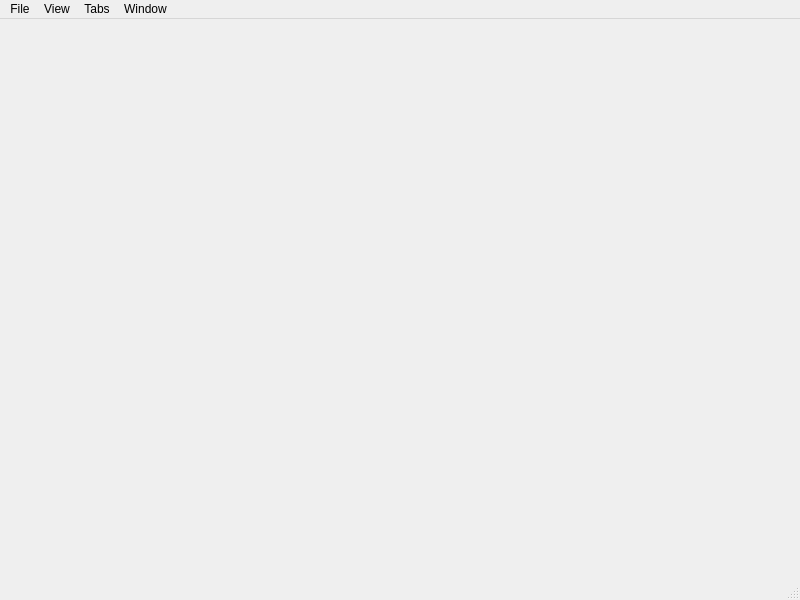
Before: the Qt Designer form src/mainwindow.ui in Wazecode/gide, drawn with Qt 5.
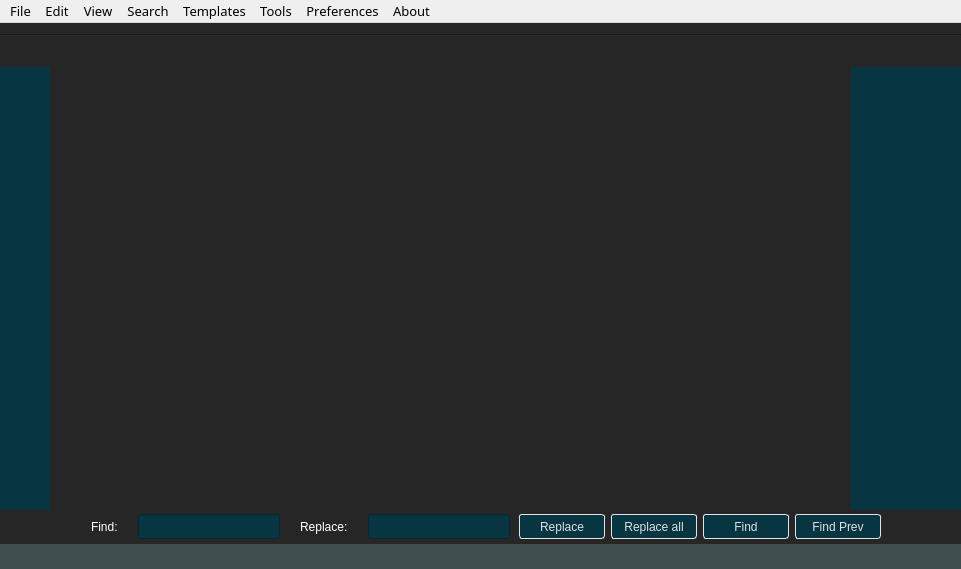
After: the same form once the commit is applied.

```diff
--- a/src/mainwindow.ui
+++ b/src/mainwindow.ui
@@ -6,23 +6,634 @@
    <rect>
     <x>0</x>
     <y>0</y>
-    <width>800</width>
-    <height>600</height>
+    <width>961</width>
+    <height>569</height>
    </rect>
   </property>
+  <property name="minimumSize">
+   <size>
+    <width>450</width>
+    <height>300</height>
+   </size>
+  </property>
   <property name="windowTitle">
    <string>MainWindow</string>
   </property>
-  <widget class="QWidget" name="centralwidget"/>
-  <widget class="QMenuBar" name="menubar">
+  <property name="styleSheet">
+   <string notr="true">font: 10pt &quot;Noto Sans&quot;;</string>
+  </property>
+  <widget class="QWidget" name="centralWidget">
+   <property name="styleSheet">
+    <string notr="true">background-color: #262626;
+</string>
+   </property>
+   <layout class="QVBoxLayout" name="verticalLayout_2">
+    <property name="spacing">
+     <number>0</number>
+    </property>
+    <property name="leftMargin">
+     <number>0</number>
+    </property>
+    <property name="rightMargin">
+     <number>0</number>
+    </property>
+    <property name="bottomMargin">
+     <number>0</number>
+    </property>
+    <item>
+     <widget class="Line" name="line">
+      <property name="styleSheet">
+       <string notr="true"/>
+      </property>
+      <property name="orientation">
+       <enum>Qt::Horizontal</enum>
+      </property>
+     </widget>
+    </item>
+    <item>
+     <layout class="QHBoxLayout" name="horizontalLayout_3">
+      <property name="spacing">
+       <number>0</number>
+      </property>
+      <property name="sizeConstraint">
+       <enum>QLayout::SetDefaultConstraint</enum>
+      </property>
+      <property name="topMargin">
+       <number>2</number>
+      </property>
+      <item>
+       <widget class="QListWidget" name="listWidget">
+        <property name="maximumSize">
+         <size>
+          <width>50</width>
+          <height>16777215</height>
+         </size>
+        </property>
+        <property name="font">
+         <font>
+          <family>Anonymous Pro</family>
+          <pointsize>11</pointsize>
+          <italic>false</italic>
+          <bold>false</bold>
+         </font>
+        </property>
+        <property name="layoutDirection">
+         <enum>Qt::RightToLeft</enum>
+        </property>
+        <property name="styleSheet">
+         <string notr="true">background-color: #073642;
+margin-top: 28px;
+padding-left: 5px;
+color: #839496;
+border: none;
+font: 11pt &quot;Anonymous Pro&quot;;</string>
+        </property>
+        <property name="frameShape">
+         <enum>QFrame::StyledPanel</enum>
+        </property>
+        <property name="layoutMode">
+         <enum>QListView::SinglePass</enum>
+        </property>
+        <property name="spacing">
+         <number>0</number>
+        </property>
+        <property name="gridSize">
+         <size>
+          <width>0</width>
+          <height>15</height>
+         </size>
+        </property>
+        <property name="uniformItemSizes">
+         <bool>false</bool>
+        </property>
+        <property name="selectionRectVisible">
+         <bool>true</bool>
+        </property>
+       </widget>
+      </item>
+      <item>
+       <widget class="QTabWidget" name="tabWidget">
+        <property name="enabled">
+         <bool>true</bool>
+        </property>
+        <property name="styleSheet">
+         <string notr="true"/>
+        </property>
+        <property name="tabShape">
+         <enum>QTabWidget::Rounded</enum>
+        </property>
+        <property name="currentIndex">
+         <number>-1</number>
+        </property>
+        <property name="documentMode">
+         <bool>true</bool>
+        </property>
+        <property name="tabsClosable">
+         <bool>true</bool>
+        </property>
+        <property name="movable">
+         <bool>true</bool>
+        </property>
+       </widget>
+      </item>
+      <item>
+       <widget class="QPlainTextEdit" name="fileOverview">
+        <property name="enabled">
+         <bool>true</bool>
+        </property>
+        <property name="maximumSize">
+         <size>
+          <width>110</width>
+          <height>16777215</height>
+         </size>
+        </property>
+        <property name="font">
+         <font>
+          <family>Anonymous Pro</family>
+          <pointsize>1</pointsize>
+          <italic>false</italic>
+          <bold>false</bold>
+         </font>
+        </property>
+        <property name="styleSheet">
+         <string notr="true">font-family: &quot;Anonymous Pro&quot;;
+font-size: 1pt;
+color: rgb(255, 255, 255);
+margin-top: 28px;
+background-color: #073642;
+border: 0px;</string>
+        </property>
+        <property name="verticalScrollBarPolicy">
+         <enum>Qt::ScrollBarAlwaysOff</enum>
+        </property>
+        <property name="horizontalScrollBarPolicy">
+         <enum>Qt::ScrollBarAlwaysOff</enum>
+        </property>
+        <property name="undoRedoEnabled">
+         <bool>false</bool>
+        </property>
+        <property name="lineWrapMode">
+         <enum>QPlainTextEdit::NoWrap</enum>
+        </property>
+        <property name="readOnly">
+         <bool>true</bool>
+        </property>
+        <property name="tabStopWidth" stdset="0">
+         <number>4</number>
+        </property>
+       </widget>
+      </item>
+      <item>
+       <layout class="QVBoxLayout" name="verticalLayout_3">
+        <property name="spacing">
+         <number>2</number>
+        </property>
+       </layout>
+      </item>
+     </layout>
+    </item>
+    <item>
+     <widget class="QWidget" name="findReplaceBar" native="true">
+      <property name="maximumSize">
+       <size>
+        <width>16777215</width>
+        <height>60</height>
+       </size>
+      </property>
+      <property name="styleSheet">
+       <string notr="true">color: rgb(255, 255, 255);
+padding:10px;</string>
+      </property>
+      <layout class="QHBoxLayout" name="horizontalLayout_2">
+       <property name="spacing">
+        <number>2</number>
+       </property>
+       <property name="topMargin">
+        <number>0</number>
+       </property>
+       <property name="bottomMargin">
+        <number>0</number>
+       </property>
+       <item>
+        <spacer name="horizontalSpacer">
+         <property name="orientation">
+          <enum>Qt::Horizontal</enum>
+         </property>
+         <property name="sizeHint" stdset="0">
+          <size>
+           <width>40</width>
+           <height>20</height>
+          </size>
+         </property>
+        </spacer>
+       </item>
+       <item>
+        <widget class="QLabel" name="findLabel">
+         <property name="maximumSize">
+          <size>
+           <width>100</width>
+           <height>16777215</height>
+          </size>
+         </property>
+         <property name="text">
+          <string>Find:</string>
+         </property>
+        </widget>
+       </item>
+       <item>
+        <widget class="QLineEdit" name="findLineEdit">
+         <property name="minimumSize">
+          <size>
+           <width>0</width>
+           <height>20</height>
+          </size>
+         </property>
+         <property name="maximumSize">
+          <size>
+           <width>250</width>
+           <height>25</height>
+          </size>
+         </property>
+         <property name="toolTip">
+          <string>Search</string>
+         </property>
+         <property name="styleSheet">
+          <string notr="true">background-color: #073642;
+border-color: #e3e3e3;
+font-size: 11pt;
+color:#e0e0e0;
+padding: 0;
+margin: 0 5px;</string>
+         </property>
+         <property name="alignment">
+          <set>Qt::AlignCenter</set>
+         </property>
+        </widget>
+       </item>
+       <item>
+        <widget class="QLabel" name="replaceLabel">
+         <property name="maximumSize">
+          <size>
+           <width>100</width>
+           <height>16777215</height>
+          </size>
+         </property>
+         <property name="styleSheet">
+          <string notr="true"/>
+         </property>
+         <property name="text">
+          <string>Replace:</string>
+         </property>
+        </widget>
+       </item>
+       <item>
+        <widget class="QLineEdit" name="replaceLineEdit">
+         <property name="minimumSize">
+          <size>
+           <width>0</width>
+           <height>20</height>
+          </size>
+         </property>
+         <property name="maximumSize">
+          <size>
+           <width>250</width>
+           <height>25</height>
+          </size>
+         </property>
+         <property name="styleSheet">
+          <string notr="true">background-color: #073642;
+border-color: #e3e3e3;
+color:#e0e0e0;
+font-size: 11pt;
+padding: 0;
+margin: 0 5px;</string>
+         </property>
+         <property name="alignment">
+          <set>Qt::AlignCenter</set>
+         </property>
+        </widget>
+       </item>
+       <item>
+        <widget class="QPushButton" name="replaceButton">
+         <property name="minimumSize">
+          <size>
+           <width>90</width>
+           <height>0</height>
+          </size>
+         </property>
+         <property name="maximumSize">
+          <size>
+           <width>200</width>
+           <height>25</height>
+          </size>
+         </property>
+         <property name="styleSheet">
+          <string notr="true">border: 1px solid #e3e3e3;
+border-radius: 3px 3px 3px 3px;
+padding: 2px 5px;
+background-color: #073642;
+color:#e0e0e0;
+margin: 0 2px;</string>
+         </property>
+         <property name="text">
+          <string>Replace</string>
+         </property>
+        </widget>
+       </item>
+       <item>
+        <widget class="QPushButton" name="replaceAllButton">
+         <property name="minimumSize">
+          <size>
+           <width>90</width>
+           <height>0</height>
+          </size>
+         </property>
+         <property name="maximumSize">
+          <size>
+           <width>200</width>
+           <height>25</height>
+          </size>
+         </property>
+         <property name="styleSheet">
+          <string notr="true">border: 1px solid #e3e3e3;
+border-radius: 3px 3px 3px 3px;
+padding: 2px 5px;
+background-color: #073642;
+color:#e0e0e0;
+margin: 0 2px;</string>
+         </property>
+         <property name="text">
+          <string>Replace all</string>
+         </property>
+        </widget>
+       </item>
+       <item>
+        <widget class="QPushButton" name="findButton">
+         <property name="minimumSize">
+          <size>
+           <width>90</width>
+           <height>0</height>
+          </size>
+         </property>
+         <property name="maximumSize">
+          <size>
+           <width>200</width>
+           <height>25</height>
+          </size>
+         </property>
+         <property name="toolTip">
+          <string>Find next</string>
+         </property>
+         <property name="styleSheet">
+          <string notr="true">border: 1px solid #e3e3e3;
+border-radius: 3px 3px 3px 3px;
+padding: 2px 5px;
+background-color: #073642;
+color:#e0e0e0;
+margin: 0 2px;</string>
+         </property>
+         <property name="text">
+          <string>Find</string>
+         </property>
+        </widget>
+       </item>
+       <item>
+        <widget class="QPushButton" name="findPrevButton">
+         <property name="minimumSize">
+          <size>
+           <width>90</width>
+           <height>0</height>
+          </size>
+         </property>
+         <property name="maximumSize">
+          <size>
+           <width>200</width>
+           <height>25</height>
+          </size>
+         </property>
+         <property name="toolTip">
+          <string>Find Previous</string>
+         </property>
+         <property name="styleSheet">
+          <string notr="true">border: 1px solid #e3e3e3;
+border-radius: 3px 3px 3px 3px;
+padding: 2px 5px;
+background-color: #073642;
+color:#e0e0e0;
+margin: 0 2px;</string>
+         </property>
+         <property name="text">
+          <string>Find Prev</string>
+         </property>
+        </widget>
+       </item>
+       <item>
+        <spacer name="horizontalSpacer_2">
+         <property name="orientation">
+          <enum>Qt::Horizontal</enum>
+         </property>
+         <property name="sizeHint" stdset="0">
+          <size>
+           <width>40</width>
+           <height>20</height>
+          </size>
+         </property>
+        </spacer>
+       </item>
+      </layout>
+     </widget>
+    </item>
+    <item>
+     <widget class="QWidget" name="statusBar" native="true">
+      <property name="maximumSize">
+       <size>
+        <width>16777215</width>
+        <height>25</height>
+       </size>
+      </property>
+      <property name="font">
+       <font>
+        <family>Noto Sans</family>
+        <pointsize>10</pointsize>
+        <italic>false</italic>
+        <bold>false</bold>
+       </font>
+      </property>
+      <property name="styleSheet">
+       <string notr="true">background-color: #404f4f;
+color:white;</string>
+      </property>
+      <layout class="QHBoxLayout" name="horizontalLayout">
+       <property name="spacing">
+        <number>2</number>
+       </property>
+       <property name="leftMargin">
+        <number>0</number>
+       </property>
+       <property name="topMargin">
+        <number>0</number>
+       </property>
+       <property name="rightMargin">
+        <number>0</number>
+       </property>
+       <property name="bottomMargin">
+        <number>0</number>
+       </property>
+       <item>
+        <widget class="QLabel" name="statusMsgLabel">
+         <property name="font">
+          <font>
+           <family>Noto Sans</family>
+           <pointsize>10</pointsize>
+           <italic>false</italic>
+           <bold>false</bold>
+          </font>
+         </property>
+         <property name="styleSheet">
+          <string notr="true">color: white;
+margin-left: 10px;</string>
+         </property>
+         <property name="text">
+          <string/>
+         </property>
+        </widget>
+       </item>
+       <item>
+        <widget class="QTextBrowser" name="textBrowser">
+         <property name="sizePolicy">
+          <sizepolicy hsizetype="Expanding" vsizetype="Expanding">
+           <horstretch>0</horstretch>
+           <verstretch>0</verstretch>
+          </sizepolicy>
+         </property>
+         <property name="maximumSize">
+          <size>
+           <width>100000</width>
+           <height>20</height>
+          </size>
+         </property>
+         <property name="font">
+          <font>
+           <family>Noto Sans</family>
+           <pointsize>10</pointsize>
+           <italic>false</italic>
+           <bold>false</bold>
+          </font>
+         </property>
+         <property name="styleSheet">
+          <string notr="true">color: rgb(252, 252, 252);
+background-color: rgba(255, 255, 255, 0);</string>
+         </property>
+         <property name="frameShape">
+          <enum>QFrame::NoFrame</enum>
+         </property>
+         <property name="verticalScrollBarPolicy">
+          <enum>Qt::ScrollBarAlwaysOff</enum>
+         </property>
+         <property name="horizontalScrollBarPolicy">
+          <enum>Qt::ScrollBarAlwaysOff</enum>
+         </property>
+         <property name="lineWrapMode">
+          <enum>QTextEdit::NoWrap</enum>
+         </property>
+        </widget>
+       </item>
+       <item>
+        <widget class="QLabel" name="labelFileType">
+         <property name="font">
+          <font>
+           <family>Noto Sans</family>
+           <pointsize>10</pointsize>
+           <italic>false</italic>
+           <bold>false</bold>
+          </font>
+         </property>
+         <property name="styleSheet">
+          <string notr="true">padding-right: 10px;</string>
+         </property>
+         <property name="text">
+          <string/>
+         </property>
+        </widget>
+       </item>
+      </layout>
+     </widget>
+    </item>
+   </layout>
+  </widget>
+  <widget class="QMenuBar" name="menuBar">
    <property name="geometry">
     <rect>
      <x>0</x>
      <y>0</y>
-     <width>800</width>
-     <height>22</height>
+     <width>961</width>
+     <height>23</height>
     </rect>
    </property>
+   <property name="font">
+    <font>
+     <family>Noto Sans</family>
+     <pointsize>10</pointsize>
+     <italic>false</italic>
+     <bold>false</bold>
+    </font>
+   </property>
+   <widget class="QMenu" name="menuEdit">
+    <property name="title">
+     <string>Edit</string>
+    </property>
+    <addaction name="actionUndo"/>
+    <addaction name="actionRedo"/>
+    <addaction name="actionDelete_line"/>
+    <addaction name="actionRemove_word"/>
+    <addaction name="actionToggle_comment"/>
+    <addaction name="actionJoin_Lines"/>
+    <addaction name="actionMove_Line_Up"/>
+    <addaction name="actionSwap_line_down"/>
+   </widget>
+   <widget class="QMenu" name="menuSearch">
+    <property name="title">
+     <string>Search</string>
+    </property>
+    <addaction name="actionFind"/>
+    <addaction name="actionReplace"/>
+    <addaction name="actionGoTo"/>
+    <addaction name="actionFind_Next"/>
+    <addaction name="actionFind_Previous"/>
+   </widget>
+   <widget class="QMenu" name="menuTools">
+    <property name="title">
+     <string>Tools</string>
+    </property>
+    <addaction name="actionAscii"/>
+    <addaction name="actionHex"/>
+    <addaction name="actionStrings"/>
+   </widget>
+   <widget class="QMenu" name="menuAbout">
+    <property name="title">
+     <string>About</string>
+    </property>
+    <addaction name="actionAbout"/>
+   </widget>
+   <widget class="QMenu" name="menuView">
+    <property name="title">
+     <string>View</string>
+    </property>
+    <addaction name="actionFullScreen"/>
+    <addaction name="actionOverview"/>
+    <addaction name="actionMenubar"/>
+   </widget>
+   <widget class="QMenu" name="menuTemplates">
+    <property name="title">
+     <string>Templates</string>
+    </property>
+    <addaction name="actionAsm"/>
+    <addaction name="actionC"/>
+    <addaction name="actionCpluspluss"/>
+    <addaction name="actionCss"/>
+    <addaction name="actionHtml"/>
+    <addaction name="actionJava"/>
+   </widget>
    <widget class="QMenu" name="menuFile">
     <property name="title">
      <string>File</string>
@@ -34,31 +645,41 @@
     <addaction name="separator"/>
     <addaction name="actionExit"/>
    </widget>
-   <widget class="QMenu" name="menuWindow">
+   <widget class="QMenu" name="menuPreferences">
     <property name="title">
-     <string>Window</string>
+     <string>Preferences</string>
     </property>
-    <addaction name="actionFull_Screen"/>
-   </widget>
-   <widget class="QMenu" name="menuView">
-    <property name="title">
-     <string>View</string>
-    </property>
-    <addaction name="actionShow_Menu_Bar"/>
-   </widget>
-   <widget class="QMenu" name="menuTabs">
-    <property name="title">
-     <string>Tabs</string>
-    </property>
-    <addaction name="actionAdd_Tabs"/>
-    <addaction name="actiondelete_tab"/>
+    <widget class="QMenu" name="menuTheme">
+     <property name="title">
+      <string>Theme</string>
+     </property>
+     <addaction name="actionDark"/>
+     <addaction name="actionSolarized"/>
+     <addaction name="actionSolarized_Dark"/>
+     <addaction name="actionTommorrow"/>
+     <addaction name="actionTommorrow_Night"/>
+     <addaction name="actionRandomized"/>
+    </widget>
+    <widget class="QMenu" name="menuTab_Width">
+     <property name="title">
+      <string>Tab Width</string>
+     </property>
+     <addaction name="action2"/>
+     <addaction name="action4"/>
+     <addaction name="action8"/>
+    </widget>
+    <addaction name="menuTab_Width"/>
+    <addaction name="menuTheme"/>
    </widget>
    <addaction name="menuFile"/>
+   <addaction name="menuEdit"/>
    <addaction name="menuView"/>
-   <addaction name="menuTabs"/>
-   <addaction name="menuWindow"/>
+   <addaction name="menuSearch"/>
+   <addaction name="menuTemplates"/>
+   <addaction name="menuTools"/>
+   <addaction name="menuPreferences"/>
+   <addaction name="menuAbout"/>
   </widget>
-  <widget class="QStatusBar" name="statusbar"/>
   <action name="actionOpen">
    <property name="text">
     <string>Open</string>
@@ -114,6 +735,13 @@
    </property>
   </action>
  </widget>
+ <layoutdefault spacing="6" margin="11"/>
+ <tabstops>
+  <tabstop>tabWidget</tabstop>
+  <tabstop>listWidget</tabstop>
+  <tabstop>textBrowser</tabstop>
+  <tabstop>fileOverview</tabstop>
+ </tabstops>
  <resources/>
  <connections/>
 </ui>
```
Left out of the diff: 272 changed lines with no effect on the pictures.
